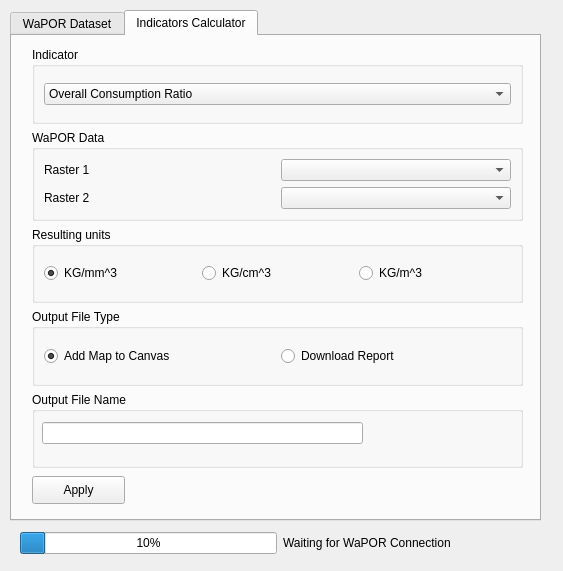
This is wap_plugin_dialog_base.ui in WAGIS/wap_plugin as Qt 5 draws it before an edit. The edited form follows.
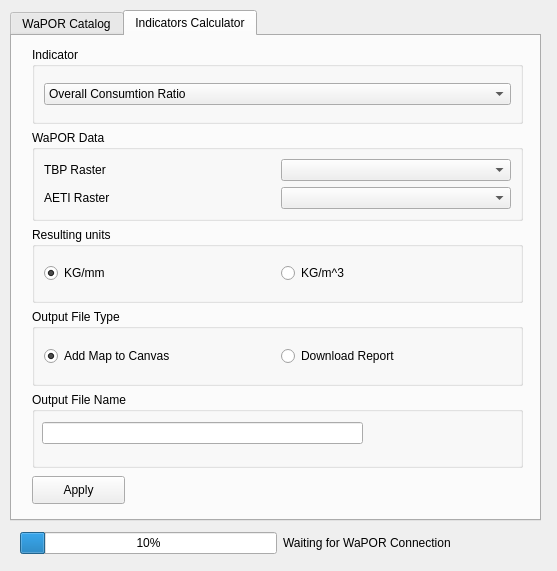
This is the edited form. The open tabs and pages were chosen to show the change.

The edit to the form file:
```diff
--- a/wap_plugin_dialog_base.ui
+++ b/wap_plugin_dialog_base.ui
@@ -6,7 +6,7 @@
    <rect>
     <x>0</x>
     <y>0</y>
-    <width>563</width>
+    <width>557</width>
     <height>571</height>
    </rect>
   </property>
@@ -27,7 +27,7 @@
    </property>
    <widget class="QWidget" name="downloadTab">
     <attribute name="title">
-     <string>WaPOR Dataset</string>
+     <string>WaPOR Catalog</string>
     </attribute>
     <widget class="QGroupBox" name="groupBox">
      <property name="geometry">
@@ -317,7 +317,7 @@
       <string>Apply</string>
      </property>
     </widget>
-    <widget class="QWidget" name="">
+    <widget class="QWidget" name="layoutWidget">
      <property name="geometry">
       <rect>
        <x>20</x>
@@ -337,7 +337,32 @@
           <widget class="QComboBox" name="rastor1_2">
            <item>
             <property name="text">
-             <string>Overall Consumption Ratio</string>
+             <string>Overall Consumtion Ratio</string>
+            </property>
+           </item>
+           <item>
+            <property name="text">
+             <string>Water productivity indicator</string>
+            </property>
+           </item>
+           <item>
+            <property name="text">
+             <string>Overall Field application ratio</string>
+            </property>
+           </item>
+           <item>
+            <property name="text">
+             <string>Crop yield indicator</string>
+            </property>
+           </item>
+           <item>
+            <property name="text">
+             <string>Field application ratio</string>
+            </property>
+           </item>
+           <item>
+            <property name="text">
+             <string>Depleted fraction</string>
             </property>
            </item>
           </widget>
@@ -356,7 +381,7 @@
            <item>
             <widget class="QLabel" name="label_11">
              <property name="text">
-              <string>Raster 1</string>
+              <string>TBP Raster</string>
              </property>
             </widget>
            </item>
@@ -370,7 +395,7 @@
            <item>
             <widget class="QLabel" name="label_12">
              <property name="text">
-              <string>Raster 2</string>
+              <string>AETI Raster</string>
              </property>
             </widget>
            </item>
@@ -391,20 +416,13 @@
          <item>
           <widget class="QRadioButton" name="radioButton_3">
            <property name="text">
-            <string>KG/mm^3</string>
+            <string>KG/mm</string>
            </property>
            <property name="checked">
             <bool>true</bool>
            </property>
           </widget>
          </item>
-         <item>
-          <widget class="QRadioButton" name="radioButton_2">
-           <property name="text">
-            <string>KG/cm^3</string>
-           </property>
-          </widget>
-         </item>
          <item>
           <widget class="QRadioButton" name="radioButton">
            <property name="text">
@@ -468,7 +486,7 @@
     </widget>
    </widget>
   </widget>
-  <widget class="QWidget" name="">
+  <widget class="QWidget" name="layoutWidget">
    <property name="geometry">
     <rect>
      <x>20</x>
@@ -494,7 +512,7 @@
     </item>
    </layout>
   </widget>
-  <widget class="QWidget" name="">
+  <widget class="QWidget" name="layoutWidget">
    <property name="geometry">
     <rect>
      <x>0</x>
```
Left out of the diff: 63 changed lines with no effect on the pictures.
